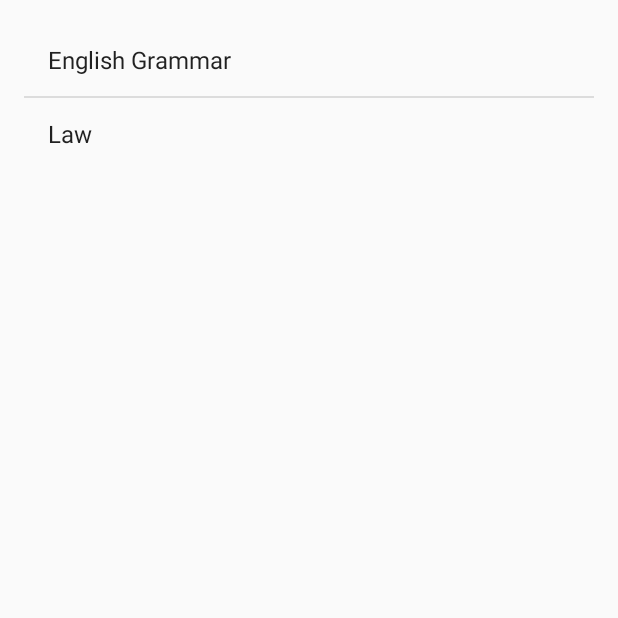
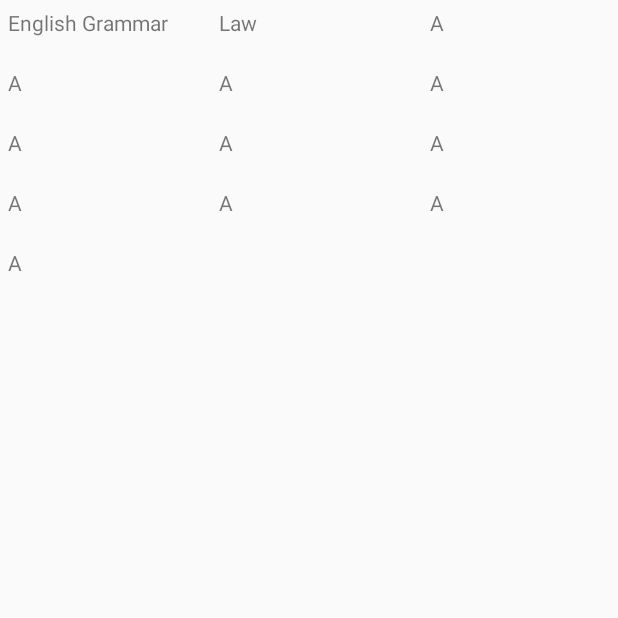
Before and after one commit to adorgoalp/navigationDrawer, an Android app: the screen it shows after launch (SubjectActivity), on a phone screen of 412 x 824 dp, the top half of it. Run offline under Robolectric (Android 15) with nearby library versions, the phone set to English and light mode, and no system bars.

Commit message:
grid view added

```diff
--- a/app/src/main/AndroidManifest.xml
+++ b/app/src/main/AndroidManifest.xml
@@ -21,6 +21,11 @@
             android:label="@string/app_name" >
 
         </activity>
+        <activity
+            android:name=".ChapterActivity"
+            android:label="@string/app_name" >
+
+        </activity>
     </application>
 
 </manifest>
--- /dev/null
+++ b/app/src/main/java/com/adorgolap/localedatabaseimport/GridViewSample.java
@@ -0,0 +1,9 @@
+package com.adorgolap.localedatabaseimport;
+
+import android.app.Activity;
+
+/**
+ * Created by ifta on 11/19/15.
+ */
+public class GridViewSample extends Activity{
+}
--- /dev/null
+++ b/app/src/main/java/com/adorgolap/localedatabaseimport/ImageAdapter.java
@@ -0,0 +1,49 @@
+package com.adorgolap.localedatabaseimport;
+
+import android.content.Context;
+import android.view.View;
+import android.view.ViewGroup;
+import android.widget.BaseAdapter;
+import android.widget.TextView;
+
+import java.util.ArrayList;
+
+/**
+ * Created by ifta on 11/19/15.
+ */
+public class ImageAdapter extends BaseAdapter {
+    private Context mContext;
+    private ArrayList<String> items;
+    public ImageAdapter(Context c,ArrayList<String> items) {
+        mContext = c;
+        this.items = items;
+    }
+
+    public int getCount() {
+        return items.size();
+    }
+
+    public Object getItem(int position) {
+        return null;
+    }
+
+    public long getItemId(int position) {
+        return 0;
+    }
+
+    // create a new ImageView for each item referenced by the Adapter
+    public View getView(int position, View convertView, ViewGroup parent) {
+       TextView textView;
+        if (convertView == null) {
+            // if it's not recycled, initialize some attributes
+            textView = new TextView(mContext);
+//            textView.setLayoutParams(new GridView.LayoutParams(300, 300));
+//            textView.setScaleType(ImageView.ScaleType.CENTER_CROP);
+            textView.setPadding(8, 8, 8, 8);
+        } else {
+            textView = (TextView) convertView;
+        }
+        textView.setText(items.get(position));
+        return textView;
+    }
+}
--- a/app/src/main/java/com/adorgolap/localedatabaseimport/SubjectActivity.java
+++ b/app/src/main/java/com/adorgolap/localedatabaseimport/SubjectActivity.java
@@ -2,34 +2,31 @@ package com.adorgolap.localedatabaseimport;
 
 import android.app.Activity;
 import android.content.Context;
-import android.content.Intent;
 import android.database.Cursor;
 import android.os.Bundle;
-import android.view.LayoutInflater;
-import android.view.View;
-import android.widget.AdapterView;
-import android.widget.ArrayAdapter;
-import android.widget.ListView;
+import android.widget.GridView;
 
 import java.io.IOException;
 import java.util.ArrayList;
 
 public class SubjectActivity extends Activity {
     Context context;
-    ListView lv;
-    ListView navList;
-    ArrayList<String> navItems = new ArrayList<String>();
-    ArrayList<String > subjects = new ArrayList<String>();
+    //    ListView lv;
+//    ListView navList;
+    GridView gridView;
+    //    ArrayList<String> navItems = new ArrayList<String>();
+    ArrayList<String> subjects = new ArrayList<String>();
     ArrayList<Integer> ids = new ArrayList<Integer>();
+
     @Override
     protected void onCreate(Bundle savedInstanceState) {
         super.onCreate(savedInstanceState);
-        setContentView(R.layout.activity_main);
+        setContentView(R.layout.grid);
         context = this;
+        gridView = (GridView) findViewById(R.id.gridview);
 
-
-        lv = (ListView) findViewById(R.id.lvSubjects);
-        navList = (ListView)findViewById(R.id.left_drawer);
+//        lv = (ListView) findViewById(R.id.lvSubjects);
+//        navList = (ListView)findViewById(R.id.left_drawer);
         DatabaseHelper dbHelper = new DatabaseHelper(context);
         try {
             dbHelper.createDataBase();
@@ -38,42 +35,56 @@ public class SubjectActivity extends Activity {
         }
         dbHelper.openDataBase();
         Cursor cursor = dbHelper.getSubjects();
-        while (cursor.moveToNext())
-        {
+        while (cursor.moveToNext()) {
             subjects.add(cursor.getString(cursor.getColumnIndex("name")));
             ids.add(cursor.getInt(cursor.getColumnIndex("_id")));
         }
-        ArrayAdapter<String> adapter = new ArrayAdapter<String>(context,android.R.layout.simple_list_item_1,subjects);
-        lv.setAdapter(adapter);
-        lv.setOnItemClickListener(new AdapterView.OnItemClickListener() {
-            @Override
-            public void onItemClick(AdapterView<?> parent, View view, int position, long id) {
-                Intent intent = new Intent(context, ChapterActivity.class);
-                intent.putExtra("_id", ids.get(position));
-                startActivity(intent);
-            }
-        });
-//        navItems.add("Item a");
-//        navItems.add("Item b");
-//        navItems.add("Item c");
-//        navItems.add("Item d");
-//        ArrayAdapter<String> navAdapter = new ArrayAdapter<String>(context,android.R.layout.simple_list_item_1,navItems);
-        LayoutInflater inflater = (LayoutInflater)context.getSystemService(context.LAYOUT_INFLATER_SERVICE);
-        View v = inflater.inflate(R.layout.header, null);
-        v.setActivated(false);
-        v.setClickable(false);
-        navList.addHeaderView(v);
-//        navList.addFooterView(inflater.inflate(R.layout.header,null));
-        navList.setAdapter(adapter);
-        navList.setOnItemClickListener(new AdapterView.OnItemClickListener() {
-            @Override
-            public void onItemClick(AdapterView<?> parent, View view, int position, long id) {
-                if(position !=0) {
-                    Intent intent = new Intent(context, ChapterActivity.class);
-                    intent.putExtra("_id", ids.get(position - 1));
-                    startActivity(intent);
-                }
-            }
-        });
+        subjects.add("A");
+        subjects.add("A");
+        subjects.add("A");
+        subjects.add("A");
+        subjects.add("A");
+        subjects.add("A");
+        subjects.add("A");
+        subjects.add("A");
+        subjects.add("A");
+        subjects.add("A");
+        subjects.add("A");
+        ImageAdapter adapter = new ImageAdapter(context, subjects);
+        gridView.setAdapter(adapter);
     }
 }
+//        ArrayAdapter<String> adapter = new ArrayAdapter<String>(context,android.R.layout.simple_list_item_1,subjects);
+//        lv.setAdapter(adapter);
+//        lv.setOnItemClickListener(new AdapterView.OnItemClickListener() {
+//            @Override
+////            public void onItemClick(AdapterView<?> parent, View view, int position, long id) {
+//                Intent intent = new Intent(context, ChapterActivity.class);
+//                intent.putExtra("_id", ids.get(position));
+//                startActivity(intent);
+//            }
+//        });
+////        navItems.add("Item a");
+////        navItems.add("Item b");
+////        navItems.add("Item c");
+////        navItems.add("Item d");
+////        ArrayAdapter<String> navAdapter = new ArrayAdapter<String>(context,android.R.layout.simple_list_item_1,navItems);
+//        LayoutInflater inflater = (LayoutInflater)context.getSystemService(context.LAYOUT_INFLATER_SERVICE);
+//        View v = inflater.inflate(R.layout.header, null);
+//        v.setActivated(false);
+//        v.setClickable(false);
+//        navList.addHeaderView(v);
+////        navList.addFooterView(inflater.inflate(R.layout.header,null));
+//        navList.setAdapter(adapter);
+//        navList.setOnItemClickListener(new AdapterView.OnItemClickListener() {
+//            @Override
+//            public void onItemClick(AdapterView<?> parent, View view, int position, long id) {
+//                if(position !=0) {
+//                    Intent intent = new Intent(context, ChapterActivity.class);
+//                    intent.putExtra("_id", ids.get(position - 1));
+//                    startActivity(intent);
+//                }
+//            }
+//        });
+//    }
+//}
--- /dev/null
+++ b/app/src/main/res/layout/grid.xml
@@ -0,0 +1,19 @@
+<?xml version="1.0" encoding="utf-8"?>
+<LinearLayout xmlns:android="http://schemas.android.com/apk/res/android"
+    android:orientation="vertical" android:layout_width="match_parent"
+    android:layout_height="match_parent">
+    <GridView
+        android:id="@+id/gridview"
+        android:layout_width="match_parent"
+        android:layout_height="match_parent"
+        android:columnWidth="90dp"
+        android:numColumns="3"
+        android:verticalSpacing="10dp"
+        android:horizontalSpacing="10dp"
+        android:stretchMode="columnWidth"
+        android:gravity="center"
+        />
+
+
+
+</LinearLayout>
```
